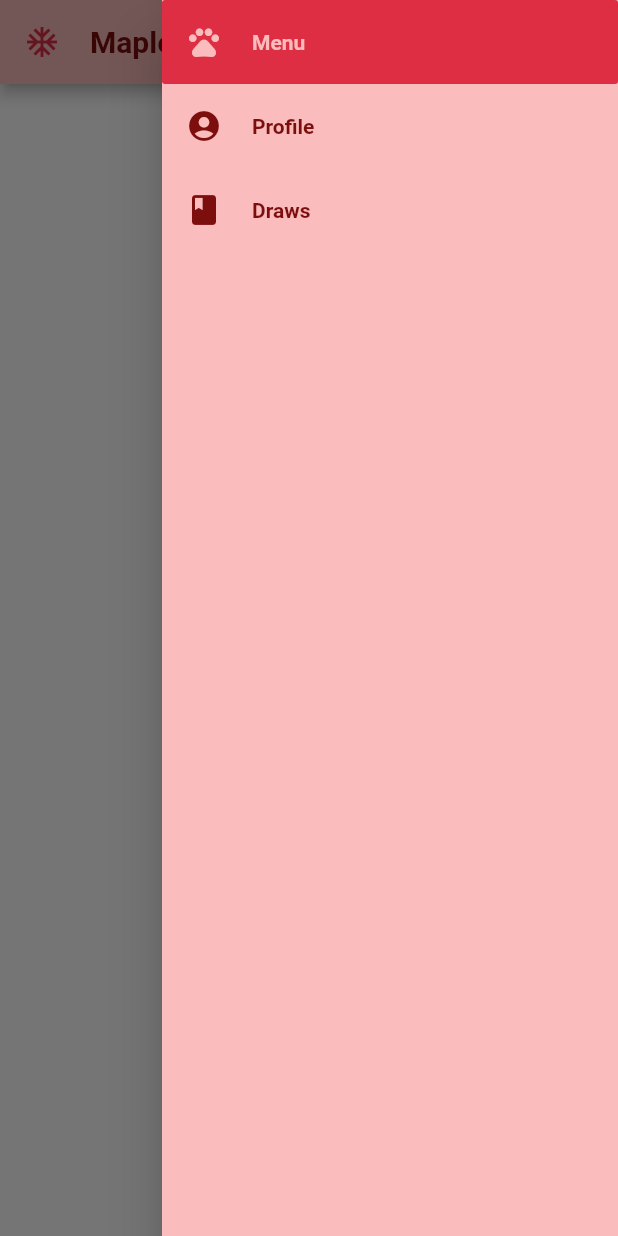
After one commit to dias375/MapleCompanion, a Flutter app: the screen it shows after launch, with the side drawer open, on a phone screen of 412 x 824 dp. The commit adds this screen. Run offline on Flutter 3.47's test engine with Material 2 defaults, Android fonts, the phone set to English and light mode, and no system bars.

Commit message:
Side Menu as Widget - Code Clean

```diff
--- /dev/null
+++ b/lib/sidemenu.dart
@@ -0,0 +1,39 @@
+import 'package:flutter/material.dart';
+import 'colors.dart';
+import 'widgets.dart';
+
+class SideMenu extends StatelessWidget {
+  Widget build(BuildContext context) {
+    return Drawer(
+      child: Container(
+        color: AppColors.pink,
+        child: ListView(
+          children: <Widget>[
+            //* BOTÕES DO MENU
+            TileButton(
+              onPressed: null,
+              icon: Icons.pets,
+              text: 'Menu',
+              textColor: AppColors.pink,
+              backgroundColor: AppColors.red,
+            ),
+            TileButton(
+              onPressed: null,
+              icon: Icons.account_circle,
+              text: 'Profile',
+              textColor: AppColors.bordeaux,
+              backgroundColor: AppColors.pink,
+            ),
+            TileButton(
+              onPressed: null,
+              icon: Icons.class_,
+              text: 'Draws',
+              textColor: AppColors.bordeaux,
+              backgroundColor: AppColors.pink,
+            ),
+          ],
+        ),
+      ),
+    );
+  }
+}
--- a/lib/widgets.dart
+++ b/lib/widgets.dart
@@ -2,6 +2,7 @@ import 'package:flutter/material.dart';
 import 'colors.dart';
 
 //! TILE BUTTON
+//todo create 'Title' option for button
 class TileButton extends StatelessWidget {
   TileButton(
       {this.onPressed,
```
Also changed, not shown: lib/main.dart (+2 -33 lines).
